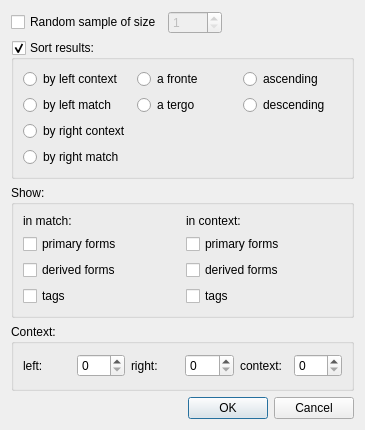
First picture: the form in src/poliqarpsettingsdialog.ui, repository jsbien/djview-poliqarp_fork, before the edit.
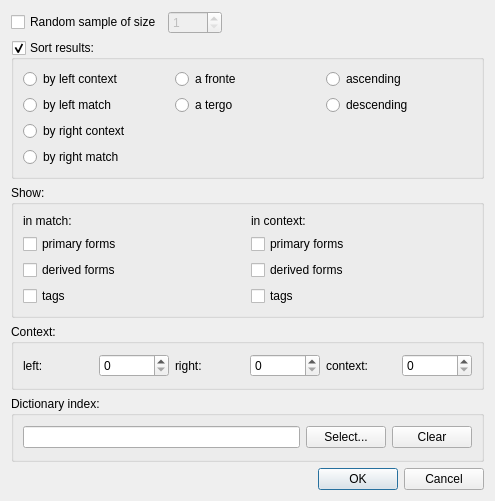
Second picture: the form after the edit.

Commit message: Basic support for dictionary index. Closes #79. Dictionary index is read-only, but it should be already clickable and searchable. Dictionary file (in current CSV format) can be selected in corpus setting dialog.

The edit to the form file:
```diff
--- a/src/poliqarpsettingsdialog.ui
+++ b/src/poliqarpsettingsdialog.ui
@@ -6,8 +6,8 @@
    <rect>
     <x>0</x>
     <y>0</y>
-    <width>365</width>
-    <height>430</height>
+    <width>495</width>
+    <height>501</height>
    </rect>
   </property>
   <property name="windowTitle">
@@ -247,6 +247,36 @@
      </layout>
     </widget>
    </item>
+   <item>
+    <widget class="QGroupBox" name="groupBox_2">
+     <property name="title">
+      <string>Dictionary index:</string>
+     </property>
+     <layout class="QHBoxLayout" name="horizontalLayout_3">
+      <item>
+       <widget class="QLineEdit" name="dictionaryEdit">
+        <property name="readOnly">
+         <bool>true</bool>
+        </property>
+       </widget>
+      </item>
+      <item>
+       <widget class="QPushButton" name="dictionarySelectButton">
+        <property name="text">
+         <string>Select...</string>
+        </property>
+       </widget>
+      </item>
+      <item>
+       <widget class="QPushButton" name="dictionaryClearButton">
+        <property name="text">
+         <string>Clear</string>
+        </property>
+       </widget>
+      </item>
+     </layout>
+    </widget>
+   </item>
    <item>
     <widget class="QDialogButtonBox" name="buttonBox">
      <property name="orientation">
```
The commit also changes 8 other files.
